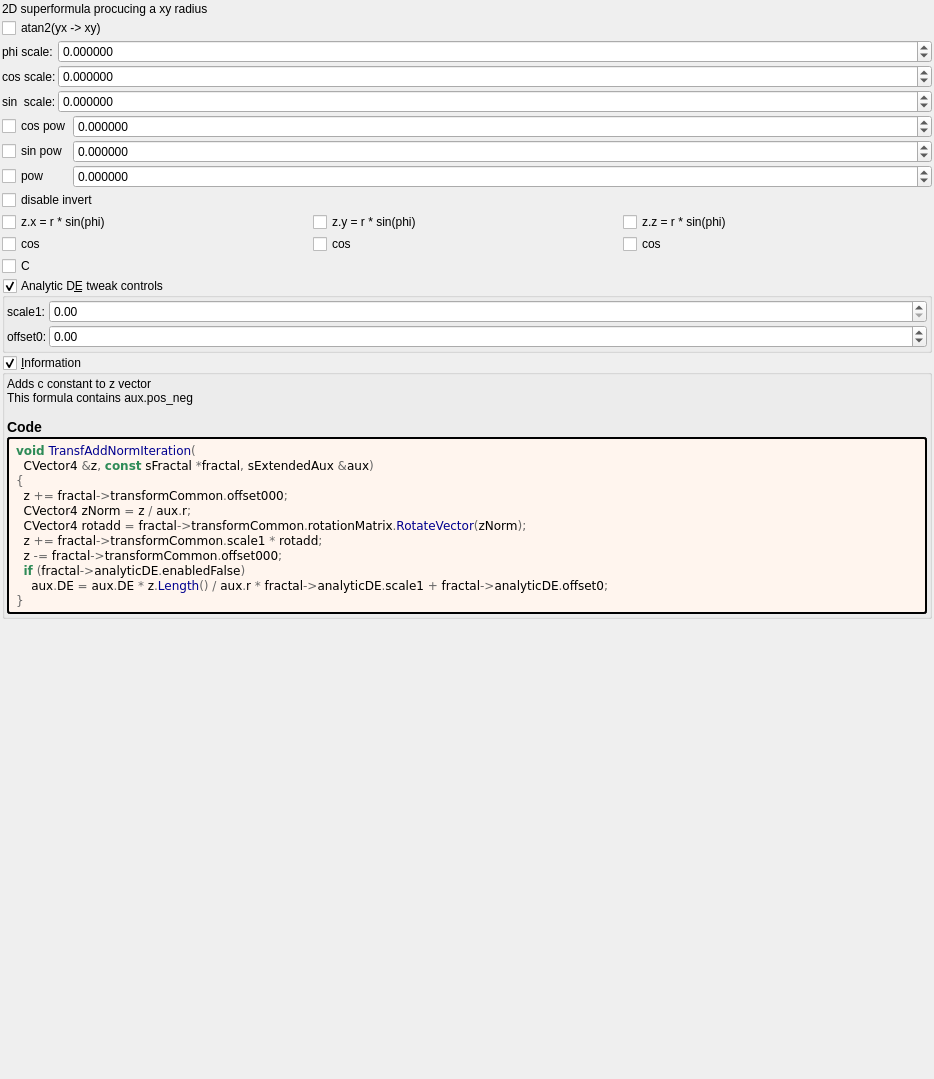
This is mandelbulber2/formula/ui/transf_supershape.ui in buddhi1980/mandelbulber2 as Qt 5 draws it before an edit. The edited form follows.
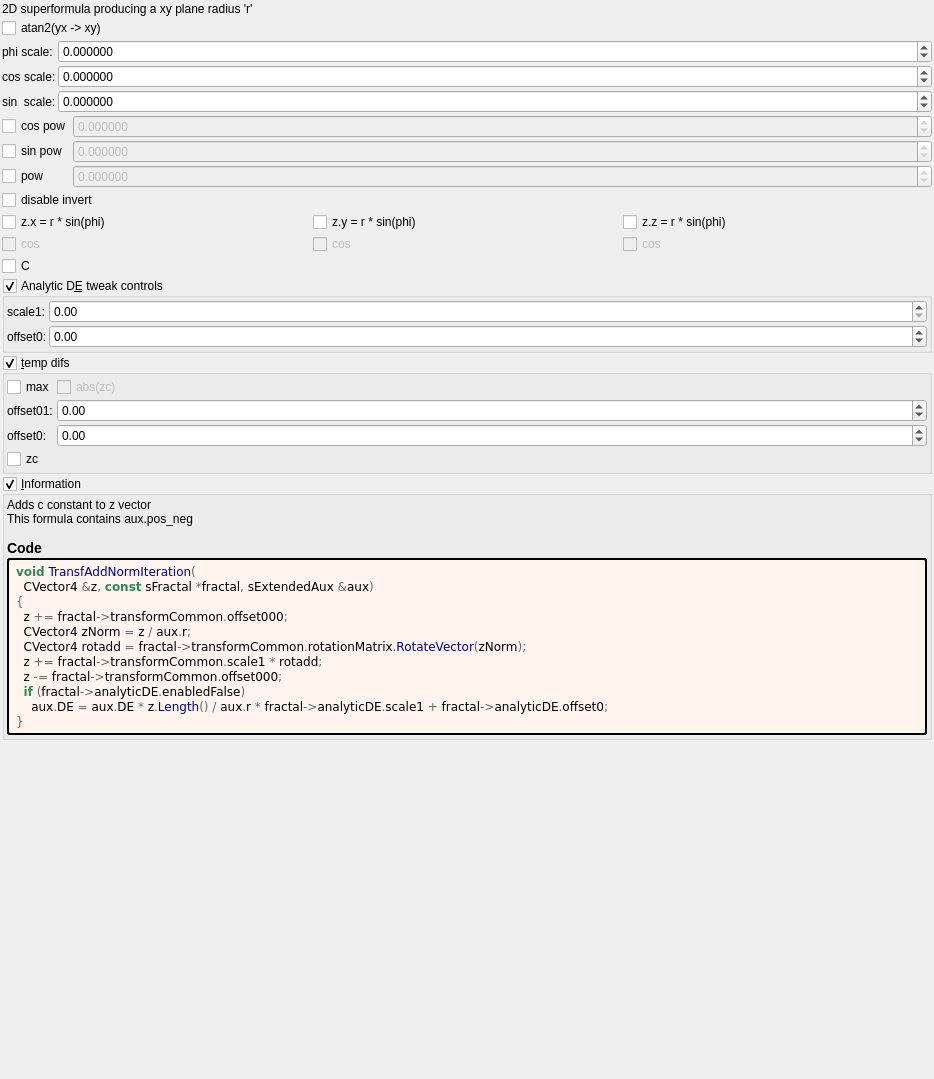
This is the edited form. Custom widgets are drawn as their Qt base class.

Diff of the .ui file:
```diff
--- a/mandelbulber2/formula/ui/transf_supershape.ui
+++ b/mandelbulber2/formula/ui/transf_supershape.ui
@@ -32,7 +32,7 @@
    <item>
     <widget class="QLabel" name="label_20">
      <property name="text">
-      <string notr="true">2D superformula procucing a xy radius</string>
+      <string notr="true">2D superformula producing a xy plane radius 'r'</string>
      </property>
     </widget>
    </item>
@@ -162,6 +162,9 @@
      </property>
      <item row="2" column="1">
       <widget class="MyDoubleSpinBox" name="spinbox3_transf_constant_multiplierB_111_z">
+       <property name="enabled">
+        <bool>false</bool>
+       </property>
        <property name="sizePolicy">
         <sizepolicy hsizetype="Minimum" vsizetype="Maximum">
          <horstretch>0</horstretch>
@@ -190,6 +193,9 @@
      </item>
      <item row="0" column="1">
       <widget class="MyDoubleSpinBox" name="spinbox3_transf_constant_multiplierB_111_x">
+       <property name="enabled">
+        <bool>false</bool>
+       </property>
        <property name="sizePolicy">
         <sizepolicy hsizetype="Minimum" vsizetype="Maximum">
          <horstretch>0</horstretch>
@@ -239,6 +245,9 @@
      </item>
      <item row="1" column="1">
       <widget class="MyDoubleSpinBox" name="spinbox3_transf_constant_multiplierB_111_y">
+       <property name="enabled">
+        <bool>false</bool>
+       </property>
        <property name="sizePolicy">
         <sizepolicy hsizetype="Minimum" vsizetype="Maximum">
          <horstretch>0</horstretch>
@@ -303,6 +312,9 @@
     <layout class="QHBoxLayout" name="horizontalLayout_5" stretch="0,0,0">
      <item>
       <widget class="MyCheckBox" name="checkBox_transf_function_enabledAx_false">
+       <property name="enabled">
+        <bool>false</bool>
+       </property>
        <property name="text">
         <string>cos</string>
        </property>
@@ -310,6 +322,9 @@
      </item>
      <item>
       <widget class="MyCheckBox" name="checkBox_transf_function_enabledAy_false">
+       <property name="enabled">
+        <bool>false</bool>
+       </property>
        <property name="text">
         <string>cos</string>
        </property>
@@ -317,6 +332,9 @@
      </item>
      <item>
       <widget class="MyCheckBox" name="checkBox_transf_function_enabledAz_false">
+       <property name="enabled">
+        <bool>false</bool>
+       </property>
        <property name="text">
         <string>cos</string>
        </property>
@@ -435,6 +453,134 @@
      </layout>
     </widget>
    </item>
+   <item>
+    <widget class="MyGroupBox" name="groupCheck_transf_function_enabledK_false">
+     <property name="title">
+      <string>&amp;temp difs</string>
+     </property>
+     <property name="checkable">
+      <bool>true</bool>
+     </property>
+     <layout class="QVBoxLayout" name="verticalLayout_14" stretch="0">
+      <property name="spacing">
+       <number>2</number>
+      </property>
+      <property name="leftMargin">
+       <number>2</number>
+      </property>
+      <property name="topMargin">
+       <number>2</number>
+      </property>
+      <property name="rightMargin">
+       <number>2</number>
+      </property>
+      <property name="bottomMargin">
+       <number>2</number>
+      </property>
+      <item>
+       <layout class="QGridLayout" name="gridLayout_7" columnstretch="0,1">
+        <property name="spacing">
+         <number>2</number>
+        </property>
+        <item row="1" column="1">
+         <widget class="MyDoubleSpinBox" name="spinbox_transf_offset_01">
+          <property name="sizePolicy">
+           <sizepolicy hsizetype="Minimum" vsizetype="Maximum">
+            <horstretch>0</horstretch>
+            <verstretch>0</verstretch>
+           </sizepolicy>
+          </property>
+          <property name="prefix">
+           <string/>
+          </property>
+          <property name="suffix">
+           <string/>
+          </property>
+          <property name="decimals">
+           <number>2</number>
+          </property>
+          <property name="minimum">
+           <double>-99.989999999999995</double>
+          </property>
+          <property name="maximum">
+           <double>99.989999999999995</double>
+          </property>
+          <property name="singleStep">
+           <double>0.100000000000000</double>
+          </property>
+         </widget>
+        </item>
+        <item row="0" column="0">
+         <widget class="MyCheckBox" name="checkBox_transf_function_enabledI_false">
+          <property name="text">
+           <string>max</string>
+          </property>
+         </widget>
+        </item>
+        <item row="2" column="0">
+         <widget class="QLabel" name="label_178">
+          <property name="text">
+           <string>offset0:</string>
+          </property>
+         </widget>
+        </item>
+        <item row="2" column="1">
+         <widget class="MyDoubleSpinBox" name="spinbox_transf_offset_0">
+          <property name="sizePolicy">
+           <sizepolicy hsizetype="Minimum" vsizetype="Maximum">
+            <horstretch>0</horstretch>
+            <verstretch>0</verstretch>
+           </sizepolicy>
+          </property>
+          <property name="prefix">
+           <string/>
+          </property>
+          <property name="suffix">
+           <string/>
+          </property>
+          <property name="decimals">
+           <number>2</number>
+          </property>
+          <property name="minimum">
+           <double>-99.989999999999995</double>
+          </property>
+          <property name="maximum">
+           <double>99.989999999999995</double>
+          </property>
+          <property name="singleStep">
+           <double>0.100000000000000</double>
+          </property>
+         </widget>
+        </item>
+        <item row="0" column="1">
+         <widget class="MyCheckBox" name="checkBox_transf_function_enabledJ_false">
+          <property name="enabled">
+           <bool>false</bool>
+          </property>
+          <property name="text">
+           <string>abs(zc)</string>
+          </property>
+         </widget>
+        </item>
+        <item row="1" column="0">
+         <widget class="QLabel" name="label_179">
+          <property name="text">
+           <string>offset01:</string>
+          </property>
+         </widget>
+        </item>
+        <item row="3" column="0">
+         <widget class="MyCheckBox" name="checkBox_transf_function_enabledZc_false">
+          <property name="text">
+           <string>zc</string>
+          </property>
+         </widget>
+        </item>
+       </layout>
+      </item>
+     </layout>
+    </widget>
+   </item>
    <item>
     <widget class="MyGroupBox" name="groupCheck_info">
      <property name="title">
```
Left out of the diff: 115 changed lines with no effect on the pictures.
